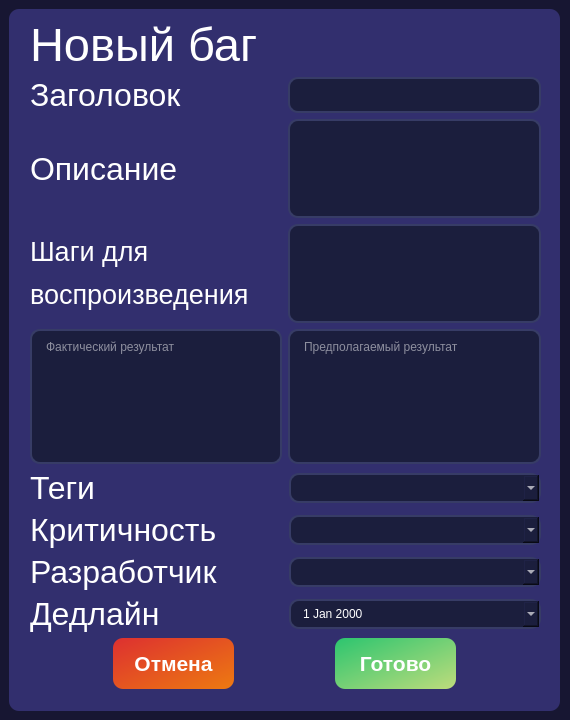
This is interfaces/new_bug_card.ui in ArtShibaev/Bugtracker as Qt 5 draws it before an edit. The edited form follows.
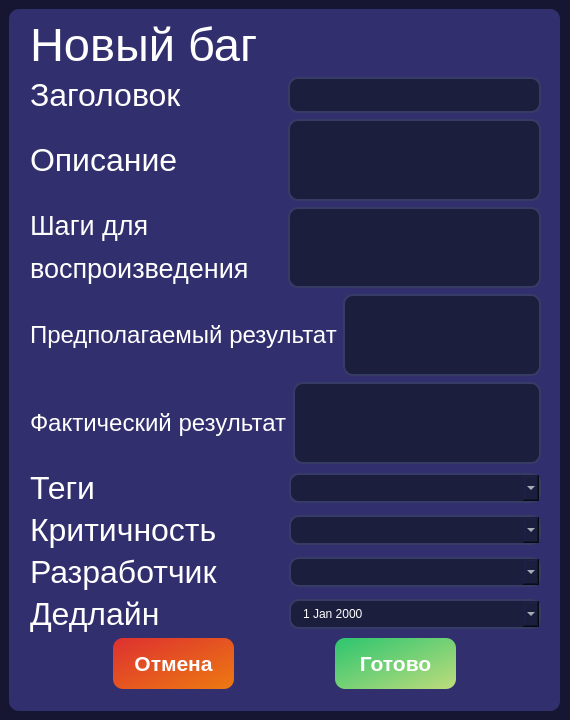
This is the edited form.

Commit message: Изменен интерфейс карточки нового бага

Patch:
```diff
--- a/interfaces/new_bug_card.ui
+++ b/interfaces/new_bug_card.ui
@@ -311,34 +311,72 @@
             </layout>
            </item>
            <item>
-            <layout class="QHBoxLayout" name="horizontalLayout_9">
+            <layout class="QHBoxLayout" name="horizontalLayout_11">
+             <property name="spacing">
+              <number>6</number>
+             </property>
              <item>
-              <widget class="QTextEdit" name="actual_result">
+              <widget class="QLabel" name="label_11">
                <property name="styleSheet">
-                <string notr="true">border: 2px solid #373C66;
-color: white;
-border-radius: 10px;
-padding: 5px 10px;
-outline: none;
-background: #1B1E3D;</string>
+                <string notr="true">font-size: 18pt;
+color: white;</string>
                </property>
-               <property name="placeholderText">
-                <string>Фактический результат</string>
-               </property>
-              </widget>
-             </item>
-             <item>
-              <widget class="QTextEdit" name="supposed_result">
-               <property name="styleSheet">
-                <string notr="true">border: 2px solid #373C66;
-color: white;
-border-radius: 10px;
-padding: 5px 10px;
-outline: none;
-background: #1B1E3D;</string>
-               </property>
-               <property name="placeholderText">
+               <property name="text">
                 <string>Предполагаемый результат</string>
+               </property>
+              </widget>
+             </item>
+             <item>
+              <widget class="QTextEdit" name="supposed_result">
+               <property name="maximumSize">
+                <size>
+                 <width>253</width>
+                 <height>156</height>
+                </size>
+               </property>
+               <property name="styleSheet">
+                <string notr="true">border: 2px solid #373C66;
+color: white;
+border-radius: 10px;
+padding: 5px 10px;
+outline: none;
+background: #1B1E3D;</string>
+               </property>
+              </widget>
+             </item>
+            </layout>
+           </item>
+           <item>
+            <layout class="QHBoxLayout" name="horizontalLayout_12">
+             <property name="spacing">
+              <number>6</number>
+             </property>
+             <item>
+              <widget class="QLabel" name="label_12">
+               <property name="styleSheet">
+                <string notr="true">font-size: 18pt;
+color: white;</string>
+               </property>
+               <property name="text">
+                <string>Фактический результат</string>
+               </property>
+              </widget>
+             </item>
+             <item>
+              <widget class="QTextEdit" name="actual_result">
+               <property name="maximumSize">
+                <size>
+                 <width>253</width>
+                 <height>156</height>
+                </size>
+               </property>
+               <property name="styleSheet">
+                <string notr="true">border: 2px solid #373C66;
+color: white;
+border-radius: 10px;
+padding: 5px 10px;
+outline: none;
+background: #1B1E3D;</string>
                </property>
               </widget>
              </item>
```
